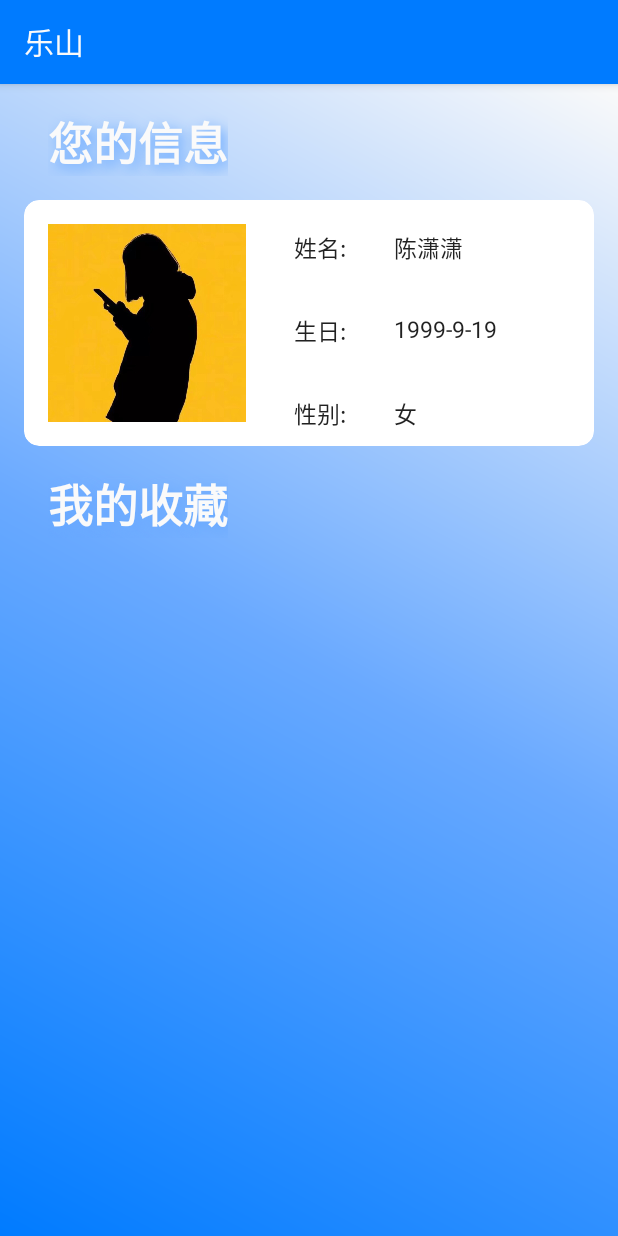
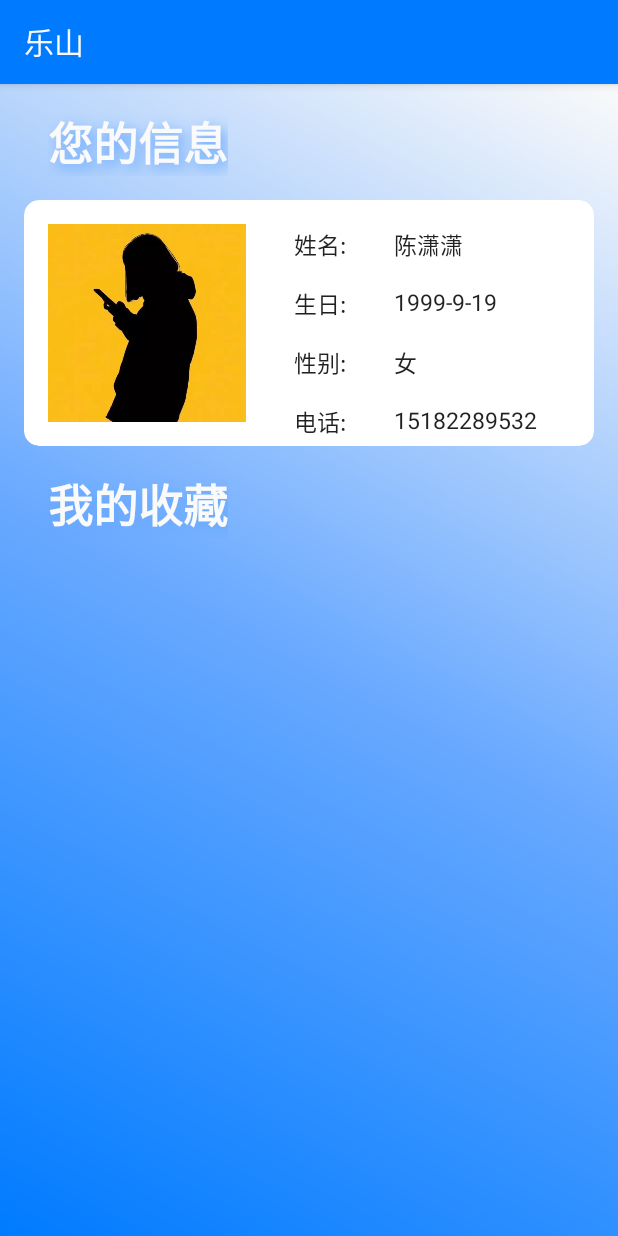
Before and after one commit to mahao111/LeShan, an Android app: the fragment PersonalCenterFragment shown on its own in the app's theme, on a phone screen of 412 x 824 dp. Run offline under Robolectric (Android 15) with nearby library versions, the phone set to English and light mode, and no system bars.

Commit message:
修改个人中心-添加-您的信息-添加电话

```diff
--- a/app/src/main/res/layout/fragment_personal_center.xml
+++ b/app/src/main/res/layout/fragment_personal_center.xml
@@ -80,7 +80,7 @@
                 android:id="@+id/textView32"
                 style="@style/personal_text"
                 android:layout_marginStart="32dp"
-                android:layout_marginTop="4dp"
+                android:layout_marginTop="2dp"
                 android:text="姓名:"
                 app:layout_constraintStart_toEndOf="@+id/imageView3"
                 app:layout_constraintTop_toTopOf="@+id/imageView3" />
@@ -90,7 +90,7 @@
                 style="@style/personal_text"
                 android:layout_width="wrap_content"
                 android:layout_height="wrap_content"
-                android:layout_marginTop="32dp"
+                android:layout_marginTop="16dp"
                 android:text="生日:"
                 app:layout_constraintStart_toStartOf="@+id/textView32"
                 app:layout_constraintTop_toBottomOf="@+id/textView32" />
@@ -100,10 +100,30 @@
                 style="@style/personal_text"
                 android:layout_width="wrap_content"
                 android:layout_height="wrap_content"
-                android:layout_marginTop="32dp"
+                android:layout_marginTop="16dp"
                 android:text="性别:"
                 app:layout_constraintStart_toStartOf="@+id/textView33"
                 app:layout_constraintTop_toBottomOf="@+id/textView33" />
+
+            <TextView
+                android:id="@+id/textView36"
+                style="@style/personal_text"
+                android:layout_width="wrap_content"
+                android:layout_height="wrap_content"
+                android:layout_marginTop="16dp"
+                android:text="电话:"
+                app:layout_constraintStart_toStartOf="@+id/textView34"
+                app:layout_constraintTop_toBottomOf="@+id/textView34" />
+
+            <TextView
+                android:id="@+id/textView37"
+                style="@style/personal_text"
+                android:layout_width="wrap_content"
+                android:layout_height="wrap_content"
+                android:layout_marginStart="32dp"
+                android:text="15182289532"
+                app:layout_constraintStart_toEndOf="@+id/textView36"
+                app:layout_constraintTop_toTopOf="@+id/textView36" />
         </androidx.constraintlayout.widget.ConstraintLayout>
     </androidx.cardview.widget.CardView>
 
```
